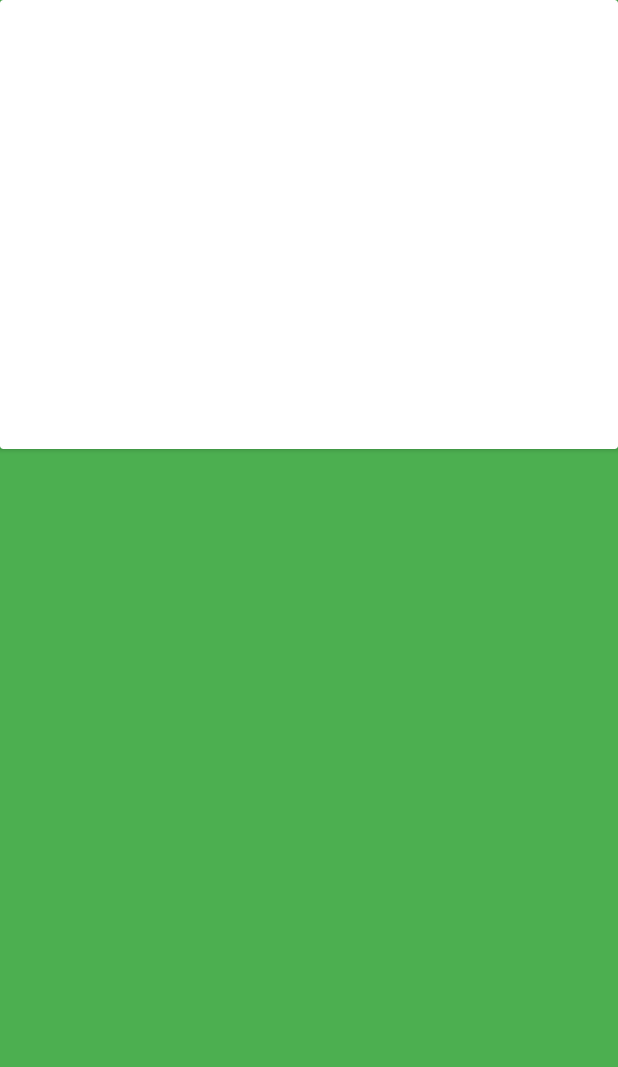
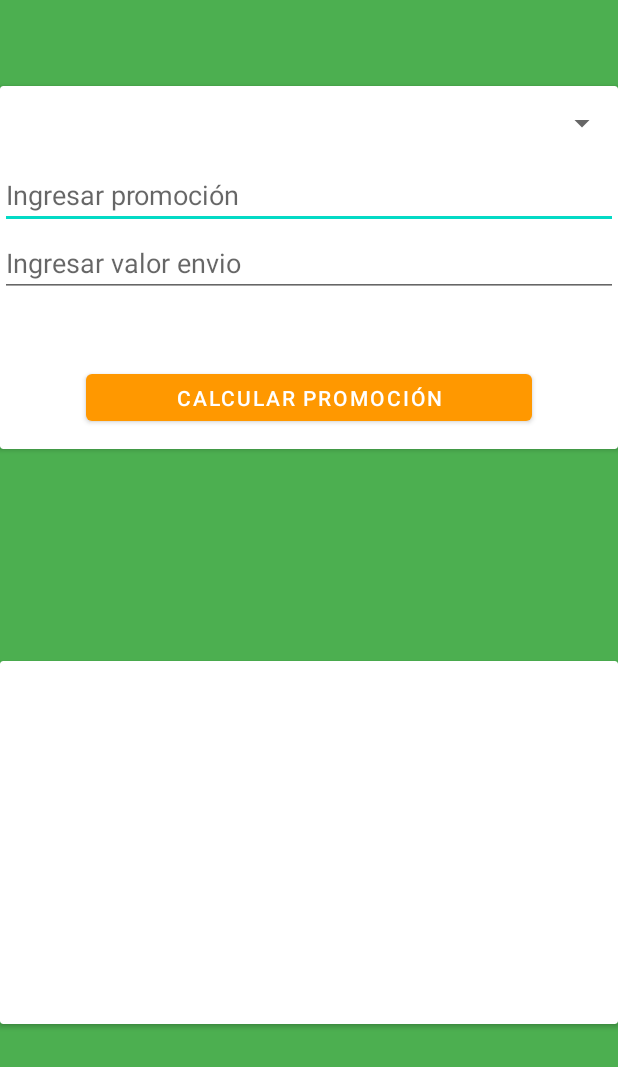
Before and after one commit to vAndresJara/Eva_03VJara, an Android app: the layout activity_promociones_act.xml on its own in the app's theme, with its tools: preview values and no code run, on a phone screen of 412 x 824 dp. Shown: the top 1067 px of the screen. Run offline under Robolectric (Android 15) with nearby library versions, the phone set to English and light mode, and no system bars.

Commit message:
Cambio ID Button

```diff
--- a/app/src/main/res/layout/activity_promociones_act.xml
+++ b/app/src/main/res/layout/activity_promociones_act.xml
@@ -10,15 +10,102 @@
     <androidx.cardview.widget.CardView
         android:layout_width="match_parent"
         android:layout_height="242dp"
-        tools:layout_editor_absoluteX="-16dp"
-        tools:layout_editor_absoluteY="409dp" />
+        app:layout_constraintBottom_toBottomOf="parent"
+        app:layout_constraintEnd_toEndOf="parent"
+        app:layout_constraintStart_toStartOf="parent"
+        app:layout_constraintTop_toBottomOf="@+id/cardView2" >
+
+        <androidx.constraintlayout.widget.ConstraintLayout
+            android:layout_width="match_parent"
+            android:layout_height="match_parent">
+
+            <TextView
+                android:id="@+id/textView2"
+                android:layout_width="336dp"
+                android:layout_height="71dp"
+                android:textSize="18sp"
+                android:textStyle="bold"
+                app:layout_constraintBottom_toBottomOf="parent"
+                app:layout_constraintEnd_toEndOf="parent"
+                app:layout_constraintHorizontal_bias="0.493"
+                app:layout_constraintStart_toStartOf="parent"
+                app:layout_constraintTop_toTopOf="parent"
+                app:layout_constraintVertical_bias="0.204" />
+
+            <TextView
+                android:id="@+id/textView3"
+                android:layout_width="183dp"
+                android:layout_height="61dp"
+                android:textSize="36sp"
+                android:textStyle="bold"
+                app:layout_constraintBottom_toBottomOf="parent"
+                app:layout_constraintEnd_toEndOf="parent"
+                app:layout_constraintHorizontal_bias="0.929"
+                app:layout_constraintStart_toStartOf="parent"
+                app:layout_constraintTop_toBottomOf="@+id/textView2"
+                app:layout_constraintVertical_bias="0.617" />
+        </androidx.constraintlayout.widget.ConstraintLayout>
+    </androidx.cardview.widget.CardView>
 
     <androidx.cardview.widget.CardView
+        android:id="@+id/cardView2"
         android:layout_width="match_parent"
         android:layout_height="242dp"
         app:layout_constraintBottom_toBottomOf="parent"
         app:layout_constraintEnd_toEndOf="parent"
         app:layout_constraintStart_toStartOf="parent"
         app:layout_constraintTop_toTopOf="parent"
-        app:layout_constraintVertical_bias="0.098" />
+        app:layout_constraintVertical_bias="0.098" >
+
+        <androidx.constraintlayout.widget.ConstraintLayout
+            android:layout_width="match_parent"
+            android:layout_height="match_parent">
+
+            <Button
+                android:id="@+id/button7"
+                android:layout_width="297dp"
+                android:layout_height="43dp"
+                android:text="calcular promoción"
+                app:backgroundTint="#FF9800"
+                app:layout_constraintBottom_toBottomOf="parent"
+                app:layout_constraintEnd_toEndOf="parent"
+                app:layout_constraintStart_toStartOf="parent"
+                app:layout_constraintTop_toBottomOf="@+id/linearLayout4" />
+
+            <LinearLayout
+                android:id="@+id/linearLayout4"
+                android:layout_width="match_parent"
+                android:layout_height="173dp"
+                android:orientation="vertical"
+                app:layout_constraintBottom_toBottomOf="parent"
+                app:layout_constraintEnd_toEndOf="parent"
+                app:layout_constraintHorizontal_bias="0.0"
+                app:layout_constraintStart_toStartOf="parent"
+                app:layout_constraintTop_toTopOf="parent"
+                app:layout_constraintVertical_bias="0.0">
+
+                <Spinner
+                    android:id="@+id/spinner"
+                    android:layout_width="match_parent"
+                    android:layout_height="50dp" />
+
+                <EditText
+                    android:id="@+id/editTextTextPersonName"
+                    android:layout_width="match_parent"
+                    android:layout_height="wrap_content"
+                    android:ems="10"
+                    android:hint="Ingresar promoción"
+                    android:inputType="textPersonName" />
+
+                <EditText
+                    android:id="@+id/editTextTextPersonName2"
+                    android:layout_width="match_parent"
+                    android:layout_height="wrap_content"
+                    android:ems="10"
+                    android:hint="Ingresar valor envio"
+                    android:inputType="textPersonName" />
+            </LinearLayout>
+        </androidx.constraintlayout.widget.ConstraintLayout>
+
+    </androidx.cardview.widget.CardView>
 </androidx.constraintlayout.widget.ConstraintLayout>
```
